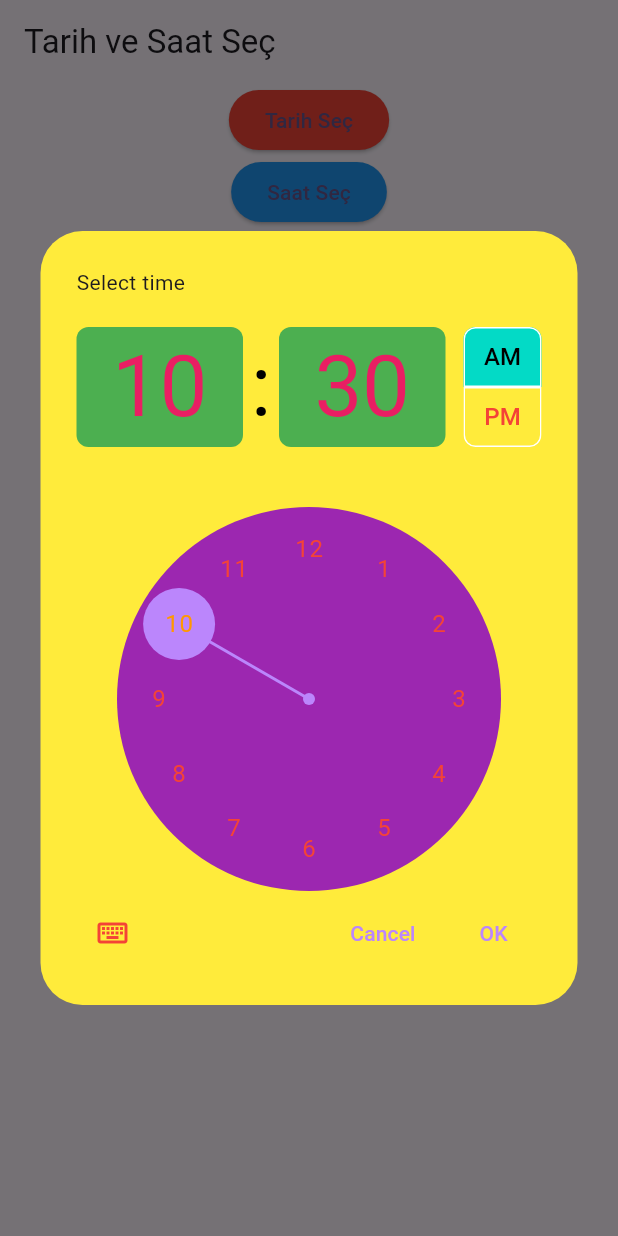
After one commit to NazifeAtmaca25/UdemyFlutterLesson, a Flutter app: the screen it shows after launch, after a tap on "Saat Seç", on a phone screen of 412 x 824 dp. The commit adds this screen. Run offline on Flutter 3.47's test engine with Material 3 defaults, Android fonts, the phone set to English and light mode, and no system bars; our stand-ins replace date_format, email_validator, flutter_easyloading; missing offline and left inert: password_strength_checker.

Commit message:
date and time selection

```diff
--- /dev/null
+++ b/part21_input_widgets/lib/date_and_time.dart
@@ -0,0 +1,83 @@
+import 'package:date_format/date_format.dart';
+import 'package:flutter/material.dart';
+
+class DateAndTime extends StatefulWidget {
+  const DateAndTime({super.key});
+
+  @override
+  State<DateAndTime> createState() => _DateAndTimeState();
+}
+
+class _DateAndTimeState extends State<DateAndTime> {
+  @override
+  Widget build(BuildContext context) {
+    DateTime suan=DateTime.now();
+    DateTime besayOnce=DateTime(2026,suan.month-6);
+    DateTime yirmiGunSonra=DateTime(2026,suan.month,suan.day+20);
+    TimeOfDay suanSaat=TimeOfDay.now();
+    return Scaffold(
+      appBar: AppBar(
+        title: Text("Tarih ve Saat Seç"),
+      ),
+      body: Center(
+        child: Column(
+          children: [
+            ElevatedButton(onPressed: (){
+              showDatePicker(context: context, firstDate: besayOnce, lastDate: yirmiGunSonra,initialDate: suan,
+                builder: (BuildContext context, Widget? child) {
+                  return Theme(
+                    data: Theme.of(context).copyWith(
+                      colorScheme: const ColorScheme.light(onPrimary: Colors.orange, onSurface: Colors.red),
+                      datePickerTheme: const DatePickerThemeData(
+                        headerBackgroundColor: Colors.blue,
+                        backgroundColor: Colors.yellow,
+                        headerForegroundColor: Colors.black,
+                        surfaceTintColor: Colors.pink,
+                      ),
+                    ),
+                    child: child!,
+                  );
+                },
+              ).then((secilenTarih){
+                debugPrint(secilenTarih.toString());
+                debugPrint(secilenTarih!.toIso8601String());
+                debugPrint(secilenTarih.millisecondsSinceEpoch.toString());
+                debugPrint(secilenTarih.toUtc().toString());
+                debugPrint(secilenTarih.add(Duration(days: 10)).toString());
+                var yeniDate=DateTime.parse(secilenTarih.toUtc().toString());
+                debugPrint(yeniDate.toIso8601String());
+                print("********************");
+                print(formatDate(secilenTarih, [yyyy, '-', mm, '-', dd]));
+                print(formatDate(secilenTarih, [dd, '-', mm, '-', yyyy]));
+              });
+            },style: ElevatedButton.styleFrom(backgroundColor: Colors.red), child: Text("Tarih Seç")),
+            ElevatedButton(onPressed: (){
+              showTimePicker(context: context, initialTime: suanSaat,
+                  builder: (BuildContext context, Widget? child) {
+                    return Theme(
+                      data: Theme.of(context).copyWith(
+                        colorScheme: const ColorScheme.dark(onPrimary: Colors.orange, onSurface: Colors.red),
+                        timePickerTheme: TimePickerThemeData(
+                          backgroundColor: Colors.yellow,
+                          hourMinuteColor: Colors.green,
+                          hourMinuteTextColor: Colors.pink,
+                          timeSelectorSeparatorColor:WidgetStateProperty.all<Color?>(Colors.black),
+                          dialBackgroundColor: Colors.purple,
+
+                        )
+                      ),
+                      child: child!,
+                    );
+                  }
+              ).then((secilenSaat){
+                debugPrint(secilenSaat!.format(context));
+                debugPrint(secilenSaat.hour.toString()+":"+secilenSaat.minute.toString());
+              });
+            },style: ElevatedButton.styleFrom(backgroundColor: Colors.blue), child: Text("Saat Seç"))
+
+          ],
+        ),
+      ),
+    );
+  }
+}
--- a/part21_input_widgets/lib/main.dart
+++ b/part21_input_widgets/lib/main.dart
@@ -1,4 +1,5 @@
 import 'package:flutter/material.dart';
+import 'package:part21_input_widgets/date_and_time.dart';
 import 'package:part21_input_widgets/diger_form_elemanlari.dart';
 import 'package:part21_input_widgets/global_key_using.dart';
 import 'package:part21_input_widgets/text_field_kullanimi.dart';
@@ -21,7 +22,7 @@ class MyApp extends StatelessWidget {
         colorScheme: .fromSeed(seedColor: Colors.deepPurple),
 
       ),
-      home: DigerFormElemanlari(),
+      home: DateAndTime(),
     );
   }
 }
--- a/part21_input_widgets/pubspec.yaml
+++ b/part21_input_widgets/pubspec.yaml
@@ -36,6 +36,7 @@ dependencies:
   cupertino_icons: ^1.0.8
   email_validator: ^3.0.0
   password_strength_checker: ^1.3.2
+  date_format: ^2.0.9
 dev_dependencies:
   flutter_test:
     sdk: flutter
```
Also changed, not shown: part21_input_widgets/pubspec.lock.
